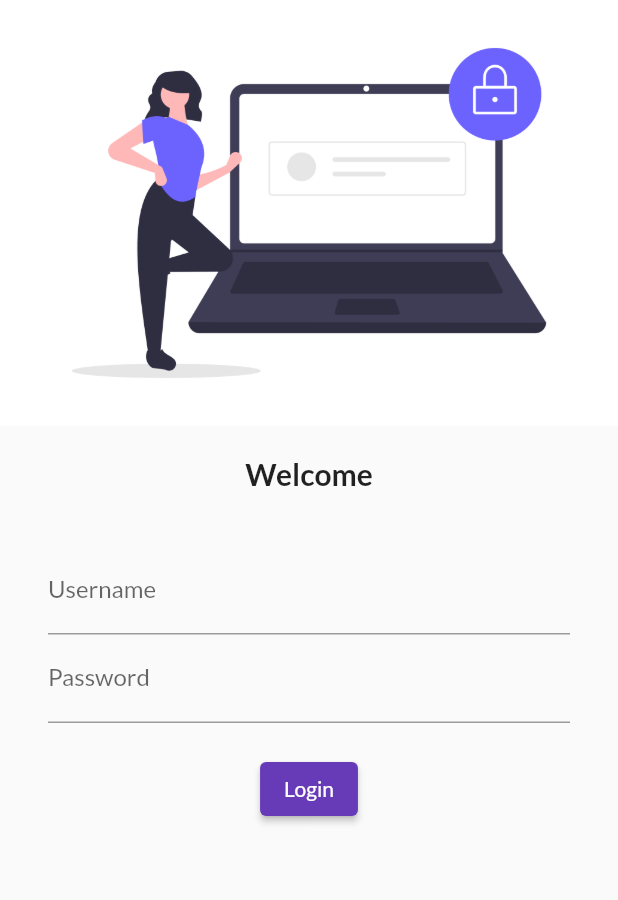
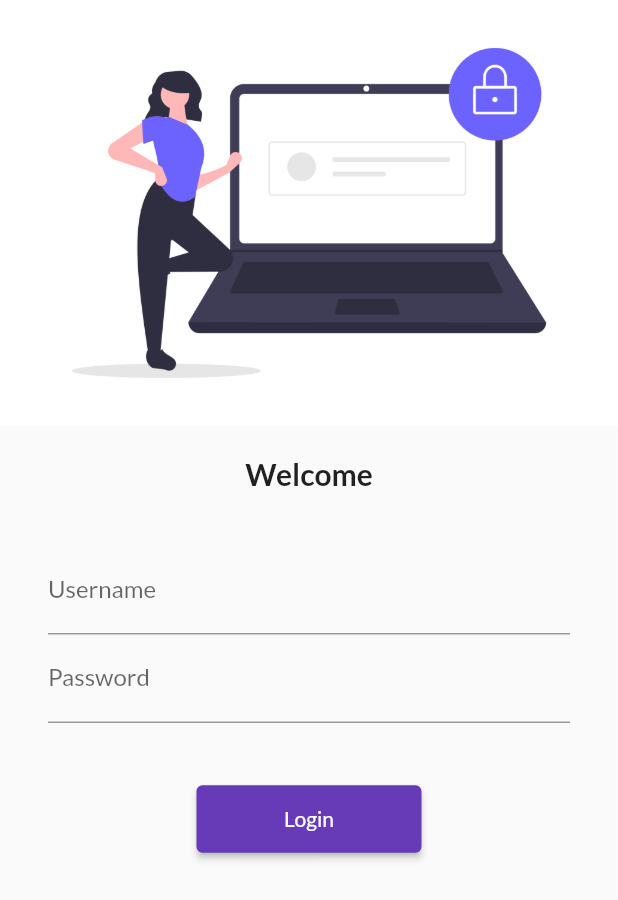
Before and after one commit to bamakant/FlutterTutorials, a Flutter app: the screen it shows after launch, on a phone screen of 412 x 824 dp. Shown: the top 900 px of the screen. Run offline on Flutter 3.47's test engine with Material 2 defaults, Android fonts, the phone set to English and light mode, and no system bars; our stand-ins replace google_fonts.

Commit message:
Day 5 completed

```diff
--- a/lib/main.dart
+++ b/lib/main.dart
@@ -1,4 +1,5 @@
 import 'package:flutter/material.dart';
+import 'package:flutter_catalog/utils/routes.dart';
 import 'package:google_fonts/google_fonts.dart';
 import 'pages/login_page.dart';
 import 'pages/home_page.dart';
@@ -22,8 +23,8 @@ class MyApp extends StatelessWidget {
       initialRoute: "/",
       routes: {
         "/": (context) => LoginPage(),
-        "/home": (context) => HomePage(),
-        "/login": (context) => LoginPage(),
+        MyRoute.homeRoute: (context) => HomePage(),
+        MyRoute.loginRoute: (context) => LoginPage(),
       },
     );
   }
--- a/lib/pages/login_page.dart
+++ b/lib/pages/login_page.dart
@@ -1,6 +1,7 @@
 // ignore_for_file: prefer_const_constructors
 
 import 'package:flutter/material.dart';
+import 'package:flutter_catalog/utils/routes.dart';
 
 class LoginPage extends StatelessWidget {
   const LoginPage({Key? key}) : super(key: key);
@@ -8,6 +9,7 @@ class LoginPage extends StatelessWidget {
   @override
   Widget build(BuildContext context) {
     return Material(
+        child: SingleChildScrollView(
       child: Column(
         children: [
           Image.asset("assets/images/login_image.png", fit: BoxFit.cover),
@@ -20,7 +22,8 @@ class LoginPage extends StatelessWidget {
             height: 20.0,
           ),
           Padding(
-          padding: const EdgeInsets.symmetric(vertical: 16.0, horizontal: 32.0),
+            padding:
+                const EdgeInsets.symmetric(vertical: 16.0, horizontal: 32.0),
             child: Column(
               children: [
                 TextFormField(
@@ -37,17 +40,20 @@ class LoginPage extends StatelessWidget {
                   ),
                 ),
                 SizedBox(
-                height: 20.0,
+                  height: 40.0,
                 ),
                 ElevatedButton(
                   onPressed: () {
-                    print("Hello Bama");
+                    Navigator.pushNamed(context, MyRoute.homeRoute);
                   },
-                  child: Text("Login")),
+                  child: Text("Login"),
+                  style: TextButton.styleFrom(minimumSize: Size(150, 45)),
+                ),
               ],
             ),
           )
         ],
+      ),
     ));
   }
 }
--- /dev/null
+++ b/lib/utils/routes.dart
@@ -0,0 +1,4 @@
+class MyRoute {
+  static String loginRoute = "/login";
+  static String homeRoute = "/home";
+}
```
Lines whose indentation alone changed are shown as unchanged.
